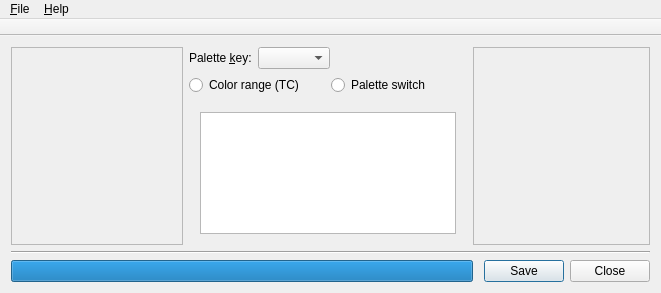
Above: mainwindow.ui from irydacea/wespal before the change. Below: the same form after it.
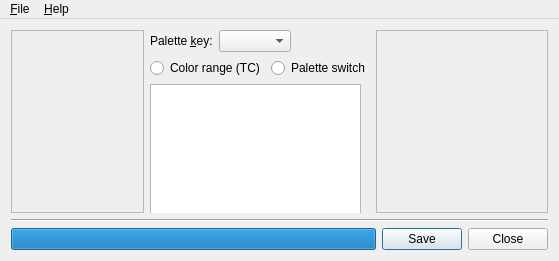
That is the form after the change. Icons and pictures are not drawn.

Commit message: Remove the toolbar, we don't use it

Diff of the .ui file:
```diff
--- a/mainwindow.ui
+++ b/mainwindow.ui
@@ -6,8 +6,8 @@
    <rect>
     <x>0</x>
     <y>0</y>
-    <width>661</width>
-    <height>293</height>
+    <width>559</width>
+    <height>261</height>
    </rect>
   </property>
   <property name="windowTitle">
@@ -125,9 +125,15 @@
        <number>0</number>
       </property>
       <widget class="QWidget" name="page_3">
-       <layout class="QGridLayout" name="gridLayout_3">
-        <item row="0" column="0">
          <widget class="QListWidget" name="listRanges">
+        <property name="geometry">
+         <rect>
+          <x>0</x>
+          <y>0</y>
+          <width>211</width>
+          <height>151</height>
+         </rect>
+        </property>
           <property name="sizePolicy">
            <sizepolicy hsizetype="Expanding" vsizetype="Expanding">
             <horstretch>0</horstretch>
@@ -141,8 +147,6 @@
            <bool>true</bool>
           </property>
          </widget>
-        </item>
-       </layout>
       </widget>
       <widget class="QWidget" name="page_4">
        <layout class="QGridLayout" name="gridLayout_2">
@@ -205,7 +209,7 @@
     <rect>
      <x>0</x>
      <y>0</y>
-     <width>661</width>
+     <width>559</width>
      <height>21</height>
     </rect>
    </property>
@@ -227,20 +231,6 @@
    <addaction name="menu_File"/>
    <addaction name="menu_Help"/>
   </widget>
-  <widget class="QToolBar" name="toolBar">
-   <property name="windowTitle">
-    <string>toolBar</string>
-   </property>
-   <property name="movable">
-    <bool>false</bool>
-   </property>
-   <attribute name="toolBarArea">
-    <enum>TopToolBarArea</enum>
-   </attribute>
-   <attribute name="toolBarBreak">
-    <bool>false</bool>
-   </attribute>
-  </widget>
   <action name="action_Open">
    <property name="icon">
     <iconset resource="morningstar.qrc">
```
Lines whose indentation alone changed are shown as unchanged.
